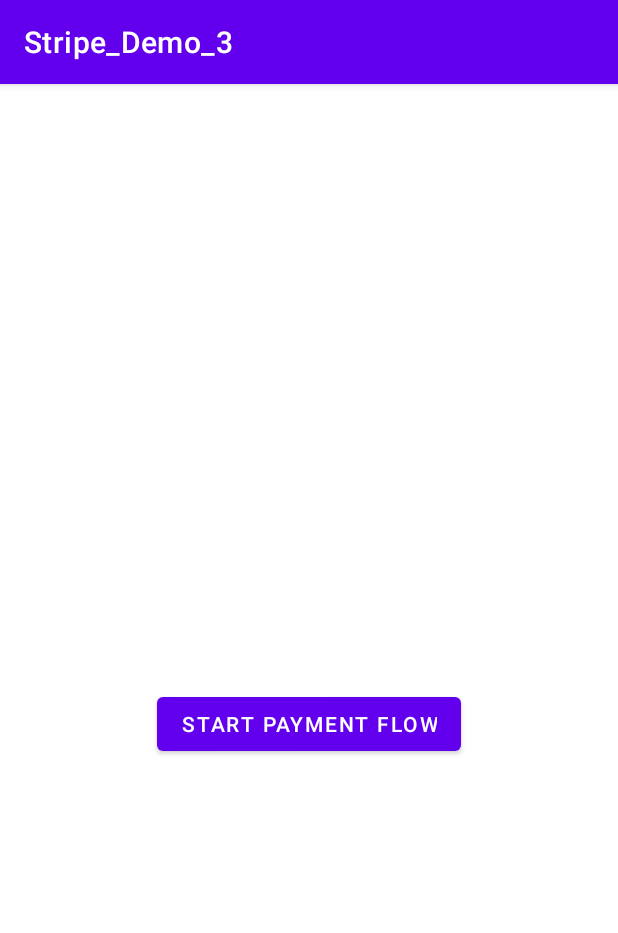
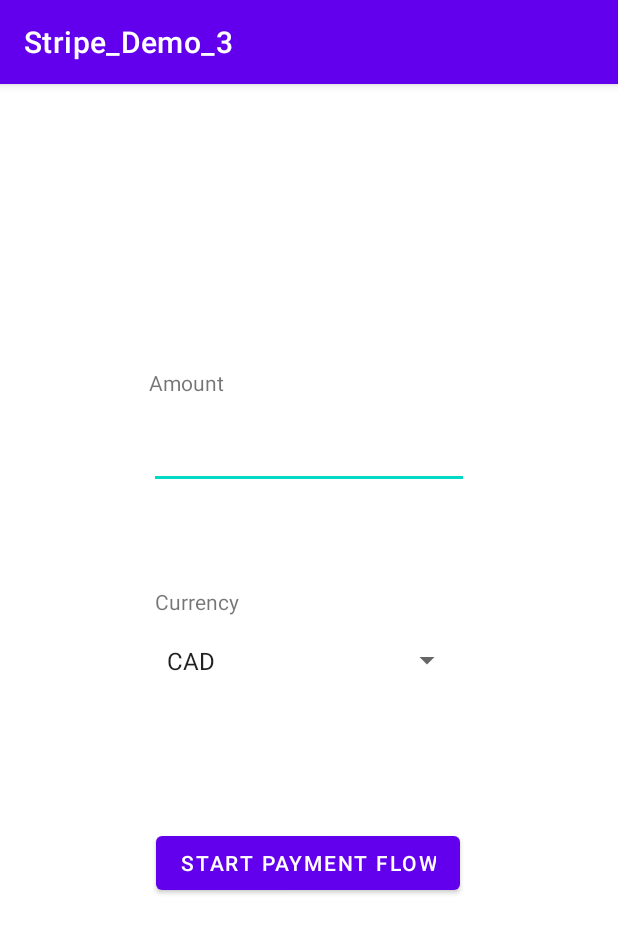
Before and after one commit to LostManJohnny/Stripe_Demo_3, an Android app: the screen it shows after launch (MainActivity), on a phone screen of 412 x 824 dp. Shown: the top 933 px of the screen. Run offline under Robolectric (Android 15) with nearby library versions, the phone set to English and light mode, and no system bars; our stand-ins replace Volley; libraries missing offline, so code that uses them is left out: com.stripe.android; 2 statements that could not run were skipped.

Commit message:
Added custom currency and custom amount options

```diff
--- a/app/src/main/java/com/example/stripe_demo_3/MainActivity.java
+++ b/app/src/main/java/com/example/stripe_demo_3/MainActivity.java
@@ -1,11 +1,15 @@
 package com.example.stripe_demo_3;
 
 import android.Manifest;
+import android.annotation.SuppressLint;
 import android.content.pm.PackageManager;
 import android.os.Bundle;
 import android.util.Log;
 import android.view.View;
+import android.widget.ArrayAdapter;
 import android.widget.Button;
+import android.widget.EditText;
+import android.widget.Spinner;
 import android.widget.Toast;
 
 import androidx.annotation.NonNull;
@@ -27,6 +31,7 @@ import com.stripe.android.paymentsheet.PaymentSheetResult;
 import org.json.JSONException;
 import org.json.JSONObject;
 
+import java.text.DecimalFormat;
 import java.util.HashMap;
 import java.util.Map;
 
@@ -42,7 +47,12 @@ public class MainActivity extends AppCompatActivity {
     private String ephemeralKey;
     private String clientSecret;
 
+    private String amount;
+    private String currency;
+
     private Button btn_StartFlow;
+    private Spinner spn_Currency;
+    private EditText et_Amount;
 
     @Override
     protected void onCreate(Bundle savedInstanceState) {
@@ -50,6 +60,8 @@ public class MainActivity extends AppCompatActivity {
         setContentView(R.layout.activity_main);
 
         btn_StartFlow = findViewById(R.id.btn_PaymenttFlow);
+        spn_Currency = findViewById(R.id.spn_Currency);
+        et_Amount = findViewById(R.id.et_Amount);
 
         // Stripe Initial Configuration
         PaymentConfiguration.init(this, STRIPE_PUBLISH_KEY);
@@ -57,14 +69,26 @@ public class MainActivity extends AppCompatActivity {
             onPaymentResult(paymentSheetResult);
         });
 
+        ArrayAdapter<CharSequence> adapter = ArrayAdapter.createFromResource(this,
+                R.array.currency_codes, android.R.layout.simple_spinner_item);
+        adapter.setDropDownViewResource(android.R.layout.simple_spinner_dropdown_item);
+        spn_Currency.setAdapter(adapter);
+
         btn_StartFlow.setOnClickListener(new View.OnClickListener(){
+            @SuppressLint("SetTextI18n")
             @Override
             public void onClick(View view){
-                PaymentFlow();
-            }
-        });
 
-        // Create Customer
+                DecimalFormat df = new DecimalFormat("0.00");
+                et_Amount.setText(df.format(Double.parseDouble(et_Amount.getText().toString())));
+
+                amount = et_Amount.getText().toString().replace(".", "");
+
+                currency = spn_Currency.getSelectedItem().toString().toLowerCase();
+
+                Toast.makeText(getApplicationContext(), amount + " " + currency, Toast.LENGTH_LONG).show();
+
+                // region Request
                 StringRequest stringRequest = new StringRequest(Request.Method.POST,
                         "https://api.stripe.com/v1/customers",
                         new Response.Listener<String>(){
@@ -92,9 +116,11 @@ public class MainActivity extends AppCompatActivity {
                         return headers;
                     }
                 };
-
+                // endregion
                 RequestQueue requestQueue = Volley.newRequestQueue(MainActivity.this);
                 requestQueue.add(stringRequest);
+            }
+        });
 
     }
 
@@ -157,6 +183,7 @@ public class MainActivity extends AppCompatActivity {
                             clientSecret = json_data.getString("client_secret");
                             Toast.makeText(getApplicationContext(), "Client Secret - " + clientSecret, Toast.LENGTH_SHORT).show();
 
+                            PaymentFlow();
                         } catch (JSONException e) {
                             e.printStackTrace();
                         }
@@ -178,8 +205,8 @@ public class MainActivity extends AppCompatActivity {
             protected Map<String, String> getParams() throws AuthFailureError {
                 Map<String, String> params = new HashMap<>();
                 params.put("customer", customerID);
-                params.put("amount", "1099");
-                params.put("currency", "cad");
+                params.put("amount", amount);
+                params.put("currency", currency);
                 params.put("automatic_payment_methods[enabled]", "true");
                 return params;
             }
--- a/app/src/main/res/layout/activity_main.xml
+++ b/app/src/main/res/layout/activity_main.xml
@@ -13,7 +13,47 @@
         android:text="Start Payment Flow"
         app:layout_constraintBottom_toBottomOf="parent"
         app:layout_constraintEnd_toEndOf="parent"
+        app:layout_constraintHorizontal_bias="0.497"
         app:layout_constraintStart_toStartOf="parent"
-        app:layout_constraintTop_toTopOf="parent"
-        app:layout_constraintVertical_bias="0.559" />
+        app:layout_constraintTop_toBottomOf="@+id/et_Amount" />
+
+    <EditText
+        android:id="@+id/et_Amount"
+        android:layout_width="wrap_content"
+        android:layout_height="wrap_content"
+        android:ems="10"
+        android:inputType="numberDecimal"
+        app:layout_constraintBottom_toTopOf="@+id/btn_PaymenttFlow"
+        app:layout_constraintEnd_toEndOf="parent"
+        app:layout_constraintStart_toStartOf="parent"
+        app:layout_constraintTop_toTopOf="parent" />
+
+    <Spinner
+        android:id="@+id/spn_Currency"
+        android:layout_width="205dp"
+        android:layout_height="27dp"
+        app:layout_constraintBottom_toTopOf="@+id/btn_PaymenttFlow"
+        app:layout_constraintEnd_toEndOf="@+id/et_Amount"
+        app:layout_constraintStart_toStartOf="@+id/et_Amount"
+        app:layout_constraintTop_toBottomOf="@+id/et_Amount"
+        app:layout_constraintVertical_bias="0.508" />
+
+    <TextView
+        android:id="@+id/textView2"
+        android:layout_width="wrap_content"
+        android:layout_height="wrap_content"
+        android:layout_marginBottom="16dp"
+        android:text="Amount"
+        app:layout_constraintBottom_toTopOf="@+id/et_Amount"
+        app:layout_constraintStart_toStartOf="@+id/et_Amount" />
+
+    <TextView
+        android:id="@+id/textView3"
+        android:layout_width="wrap_content"
+        android:layout_height="wrap_content"
+        android:layout_marginBottom="16dp"
+        android:text="Currency"
+        app:layout_constraintBottom_toTopOf="@+id/spn_Currency"
+        app:layout_constraintStart_toStartOf="@+id/spn_Currency" />
+
 </androidx.constraintlayout.widget.ConstraintLayout>
--- a/app/src/main/res/values/strings.xml
+++ b/app/src/main/res/values/strings.xml
@@ -1,3 +1,13 @@
 <resources>
-    <string name="app_name">Stripe_Demo_3</string>
+    <string name="app_name">Stripe_Demo_3</string>\
+    <string-array name="currency_codes">
+        <item>CAD</item>
+        <item>USD</item>
+        <item>EUR</item>
+        <item>YEN</item>
+        <item>JMD</item>
+        <item>CUP</item>
+        <item>MXN</item>
+        <item>GBP</item>
+    </string-array>
 </resources>
```
Lines whose indentation alone changed are shown as unchanged.
